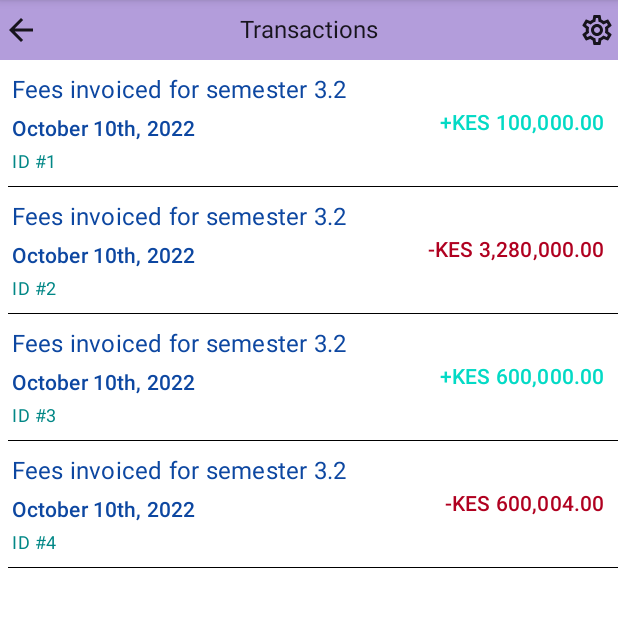
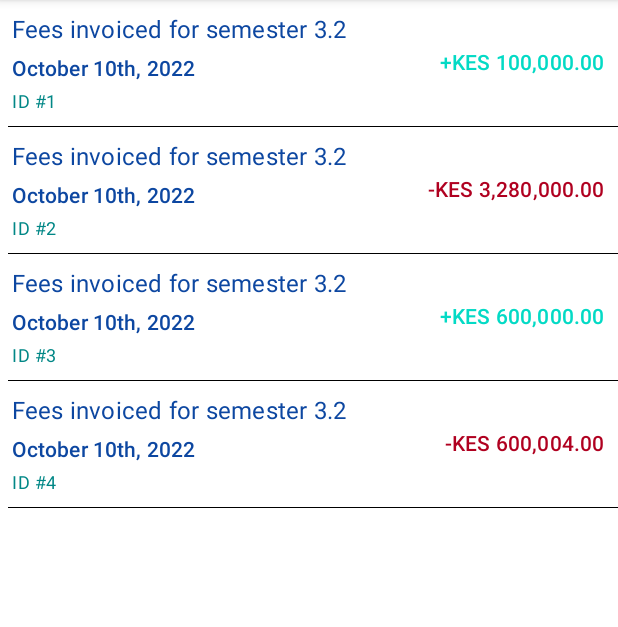
Before and after one commit to khalifa47/Karo, an Android app built with Jetpack Compose: the screen it shows after launch once a user with an empty profile is signed in (MainActivity), after a tap on "Transactions", on a phone screen of 412 x 824 dp, the part 84-711 px from its top. Run offline under Robolectric (Android 15) with nearby library versions, the phone set to English and light mode, and no system bars; our stand-ins replace Firebase (no records; nobody signed in at launch, a user with empty details on screens opened directly).

Commit message:
removed PageTitle

```diff
--- a/app/src/main/java/com/example/karo/FeesPaymentActivity.kt
+++ b/app/src/main/java/com/example/karo/FeesPaymentActivity.kt
@@ -15,7 +15,6 @@ import com.example.karo.ui.theme.KaroTheme
 @Composable
 fun FeePayment(onNavigateToTransactions: () -> Unit) {
     Column {
-        PageTitle(title = "Fee Payment")
         FeePaymentForm()
         Button(onClick = onNavigateToTransactions) {
             Text(text = "Navigate to Transactions")
--- a/app/src/main/java/com/example/karo/SharedComponents.kt
+++ b/app/src/main/java/com/example/karo/SharedComponents.kt
@@ -30,34 +30,34 @@ fun ConfirmButton(label: String, action: () -> Unit) {
     }
 }
 
-@Composable
-fun PageTitle(title: String) {
-    Row(
-        verticalAlignment = Alignment.CenterVertically,
-        horizontalArrangement = Arrangement.SpaceBetween,
-        modifier = Modifier
-            .background(MaterialTheme.colors.primaryVariant)
-            .fillMaxWidth()
-            .padding(top = 8.dp, bottom = 8.dp, start = 2.dp, end = 2.dp)
-    ) {
-        IconButton(modifier = Modifier.
-        then(Modifier.size(24.dp)),
-            onClick = { }) {
-            Icon(
-                Icons.Outlined.ArrowBack,
-                "Back Button"
-            )
-        }
-
-        Text(text = title)
-
-        IconButton(modifier = Modifier.
-        then(Modifier.size(24.dp)),
-            onClick = { }) {
-            Icon(
-                Icons.Outlined.Settings,
-                "Theme Button"
-            )
-        }
-    }
-}
+//@Composable
+//fun PageTitle(title: String) {
+//    Row(
+//        verticalAlignment = Alignment.CenterVertically,
+//        horizontalArrangement = Arrangement.SpaceBetween,
+//        modifier = Modifier
+//            .background(MaterialTheme.colors.primaryVariant)
+//            .fillMaxWidth()
+//            .padding(top = 8.dp, bottom = 8.dp, start = 2.dp, end = 2.dp)
+//    ) {
+//        IconButton(modifier = Modifier.
+//        then(Modifier.size(24.dp)),
+//            onClick = { }) {
+//            Icon(
+//                Icons.Outlined.ArrowBack,
+//                "Back Button"
+//            )
+//        }
+//
+//        Text(text = title)
+//
+//        IconButton(modifier = Modifier.
+//        then(Modifier.size(24.dp)),
+//            onClick = { }) {
+//            Icon(
+//                Icons.Outlined.Settings,
+//                "Theme Button"
+//            )
+//        }
+//    }
+//}
--- a/app/src/main/java/com/example/karo/pages/FeePaymentPage.kt
+++ b/app/src/main/java/com/example/karo/pages/FeePaymentPage.kt
@@ -10,9 +10,5 @@ import com.example.karo.components.MainViewModel
 @Composable
 fun FeePaymentPage(viewModel: MainViewModel) {
     viewModel.setCurrentScreen(Routes.Home)
-
-    Column {
-        PageTitle(title = "Fee Payment")
-        FeePaymentForm()
-    }
+    FeePaymentForm()
 }
--- a/app/src/main/java/com/example/karo/pages/ProfilePage.kt
+++ b/app/src/main/java/com/example/karo/pages/ProfilePage.kt
@@ -8,7 +8,6 @@ import androidx.compose.material3.Text
 import androidx.compose.runtime.Composable
 import androidx.compose.ui.Alignment
 import androidx.compose.ui.Modifier
-import com.example.karo.PageTitle
 import com.example.karo.Routes
 import com.example.karo.components.MainViewModel
 
@@ -21,7 +20,6 @@ fun ProfilePage(viewModel: MainViewModel) {
         verticalArrangement = Arrangement.Center,
         horizontalAlignment = Alignment.CenterHorizontally
     ) {
-        PageTitle(title = "Profile")
         Text(text = "ProfilePage.", style = MaterialTheme.typography.bodyLarge)
     }
 }
--- a/app/src/main/java/com/example/karo/pages/StudentsPage.kt
+++ b/app/src/main/java/com/example/karo/pages/StudentsPage.kt
@@ -8,15 +8,12 @@ import androidx.compose.material.Icon
 import androidx.compose.material.icons.Icons
 import androidx.compose.material.icons.outlined.AddCircle
 import androidx.compose.material.icons.outlined.Edit
-import androidx.compose.material3.MaterialTheme
-import androidx.compose.material3.Text
 import androidx.compose.runtime.Composable
 import androidx.compose.ui.Alignment
 import androidx.compose.ui.Modifier
 import androidx.compose.ui.graphics.Color
 import androidx.compose.ui.text.font.FontWeight
 import androidx.compose.ui.unit.dp
-import com.example.karo.PageTitle
 import com.example.karo.Routes
 import com.example.karo.components.MainViewModel
 
--- a/app/src/main/java/com/example/karo/pages/TransactionsPage.kt
+++ b/app/src/main/java/com/example/karo/pages/TransactionsPage.kt
@@ -10,7 +10,6 @@ import androidx.compose.runtime.Composable
 import androidx.compose.ui.Alignment
 import androidx.compose.ui.Modifier
 import androidx.compose.ui.unit.dp
-import com.example.karo.PageTitle
 import com.example.karo.Routes
 import com.example.karo.SampleData
 import com.example.karo.components.MainViewModel
@@ -30,11 +29,7 @@ data class Transaction(
 @Composable
 fun TransactionsPage(viewModel: MainViewModel) {
     viewModel.setCurrentScreen(Routes.Home)
-
-    Column {
-        PageTitle(title = "Transactions")
-        TransactionList(transactions = SampleData.transactionSample)
-    }
+    TransactionList(transactions = SampleData.transactionSample)
 }
 
 @Composable
```
